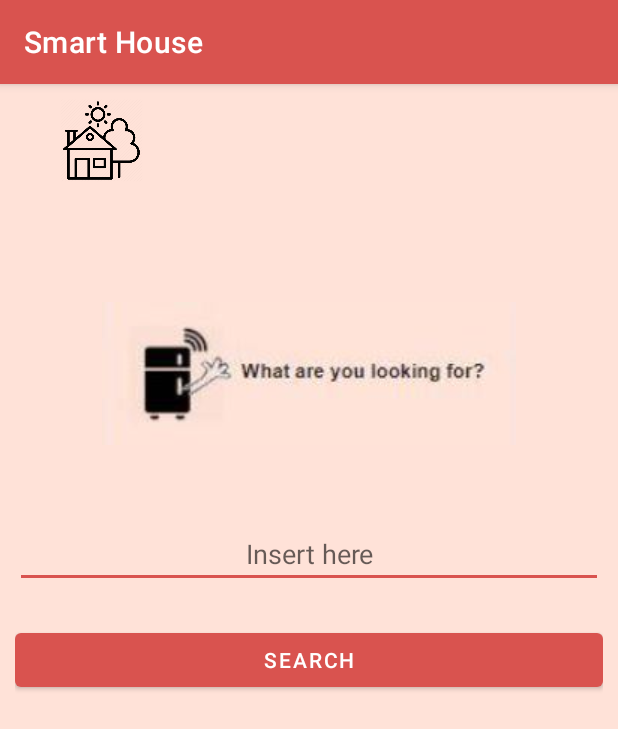
After one commit to michneaionuc/ECHIPA_13_PIU_2020, an Android app: the SearchIngredientFridgeActivity screen opened directly, with no data from a screen before it, on a phone screen of 412 x 824 dp. The commit adds this screen. Shown: the top 729 px of the screen. Run offline under Robolectric (Android 15) with nearby library versions, the phone set to English and light mode, and no system bars.

Commit message:
add smart fridge search ingredients activities

```diff
--- a/app/src/main/AndroidManifest.xml
+++ b/app/src/main/AndroidManifest.xml
@@ -37,6 +37,8 @@
         <activity android:name=".fridge.SettingsFridgeActivity" />
         <activity android:name=".fridge.InsideFridgeZoomOutActivity" />
         <activity android:name=".fridge.InsideFridgeZoomInActivity" />
+        <activity android:name=".fridge.FoundIngredientFridgeActivity" />
+        <activity android:name=".fridge.SearchIngredientFridgeActivity" />
         <activity android:name=".LoginActivity" />
     </application>
 
--- /dev/null
+++ b/app/src/main/java/com/example/smarthouse/fridge/SearchIngredientFridgeActivity.kt
@@ -0,0 +1,38 @@
+package com.example.smarthouse.fridge
+
+import android.content.Intent
+import android.os.Bundle
+import android.widget.Button
+import android.widget.ImageView
+import androidx.appcompat.app.AppCompatActivity
+import com.example.smarthouse.R
+
+class SearchIngredientFridgeActivity : AppCompatActivity() {
+    override fun onCreate(savedInstanceState: Bundle?) {
+        super.onCreate(savedInstanceState)
+        setContentView(R.layout.activity_search_ingredient_fridge)
+
+        val user = intent.getStringExtra("user")
+        val userIcon: ImageView = findViewById(R.id.user_icon)
+
+        when (user) {
+            "parents" -> {
+                userIcon.setBackgroundResource(R.drawable.parents_icon)
+            }
+            "teenage" -> {
+                userIcon.setBackgroundResource(R.drawable.teenage_girl_icon)
+            }
+            "grandparents" -> {
+                userIcon.setBackgroundResource(R.drawable.grand_parents_icon)
+            }
+        }
+
+        val searchButton: Button = findViewById(R.id.search_button)
+        searchButton.setOnClickListener {
+            val intent = Intent(this, FoundIngredientFridgeActivity::class.java)
+            intent.putExtra("user", user);
+            startActivity(intent)
+        }
+
+    }
+}
--- /dev/null
+++ b/app/src/main/res/layout/activity_search_ingredient_fridge.xml
@@ -0,0 +1,56 @@
+<?xml version="1.0" encoding="utf-8"?>
+<androidx.constraintlayout.widget.ConstraintLayout xmlns:android="http://schemas.android.com/apk/res/android"
+    xmlns:app="http://schemas.android.com/apk/res-auto"
+    xmlns:tools="http://schemas.android.com/tools"
+    android:layout_width="match_parent"
+    android:layout_height="match_parent"
+    android:background="@color/background"
+    android:padding="10dp"
+    tools:context=".fridge.SearchIngredientFridgeActivity">
+
+    <ImageView
+        android:id="@+id/house_icon"
+        android:layout_width="55dp"
+        android:layout_height="55dp"
+        android:layout_marginStart="30dp"
+        android:src="@drawable/house_icon"
+        app:layout_constraintEnd_toStartOf="@+id/parents_icon"
+        app:layout_constraintStart_toStartOf="parent"
+        app:layout_constraintTop_toTopOf="parent" />
+
+    <ImageView
+        android:id="@+id/user_icon"
+        android:layout_width="48dp"
+        android:layout_height="48dp"
+        android:layout_marginStart="220dp"
+        app:layout_constraintStart_toEndOf="@+id/house_icon"
+        app:layout_constraintTop_toTopOf="parent" />
+
+    <ImageView
+        android:id="@+id/search_image"
+        android:layout_width="match_parent"
+        android:layout_height="wrap_content"
+        android:layout_marginTop="80dp"
+        android:src="@drawable/search_ingredient_fridge"
+        app:layout_constraintTop_toBottomOf="@id/house_icon" />
+
+    <EditText
+        android:id="@+id/search_input"
+        android:layout_width="match_parent"
+        android:layout_height="wrap_content"
+        android:layout_marginTop="50dp"
+        android:gravity="center"
+        android:hint="Insert here"
+        app:layout_constraintTop_toBottomOf="@+id/search_image" />
+
+    <Button
+        android:id="@+id/search_button"
+        android:layout_width="match_parent"
+        android:layout_height="wrap_content"
+        android:layout_marginTop="24dp"
+        android:gravity="center"
+        android:text="Search"
+        app:layout_constraintTop_toBottomOf="@id/search_input" />
+
+
+</androidx.constraintlayout.widget.ConstraintLayout>
```
Also changed, not shown: app/src/main/java/com/example/smarthouse/fridge/FoundIngredientFridgeActivity.kt (added, +28 -0 lines), app/src/main/java/com/example/smarthouse/fridge/MenuFridgeActivity.kt (+8 -1 lines), app/src/main/res/layout/activity_found_ingredient_fridge.xml (added, +52 -0 lines), app/src/main/res/drawable/details_mlik.JPG (added), app/src/main/res/drawable/found_ingredient.JPG (added), app/src/main/res/drawable/milk.jpg (added), app/src/main/res/drawable/search_ingredient_fridge.JPG (added).
